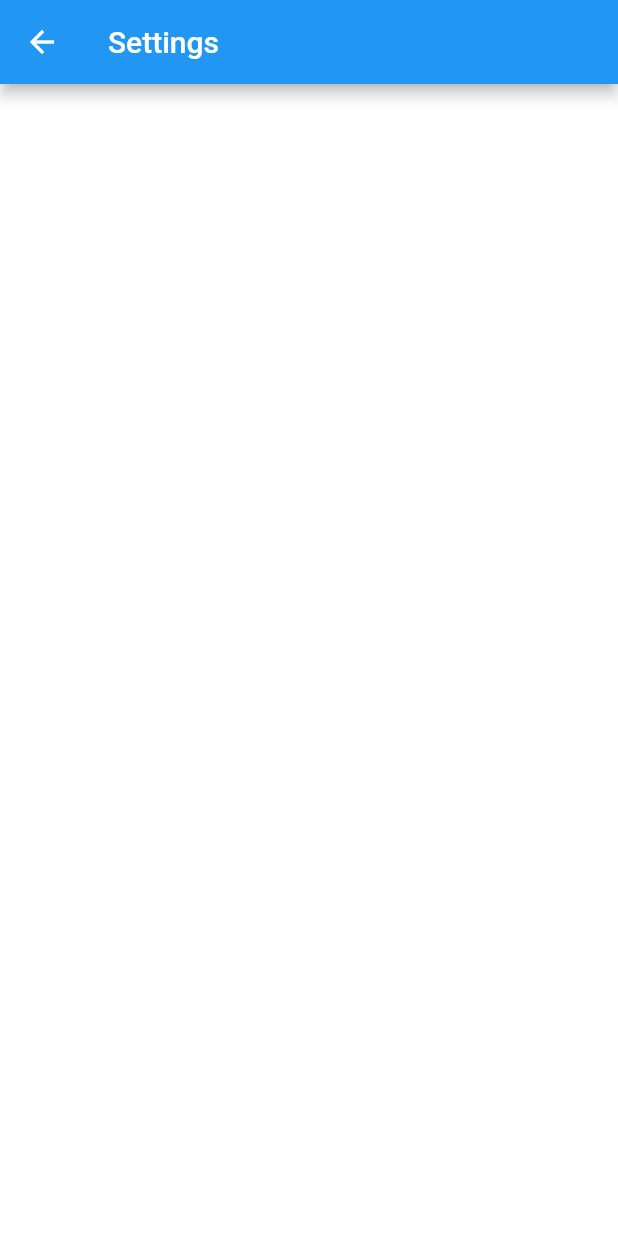
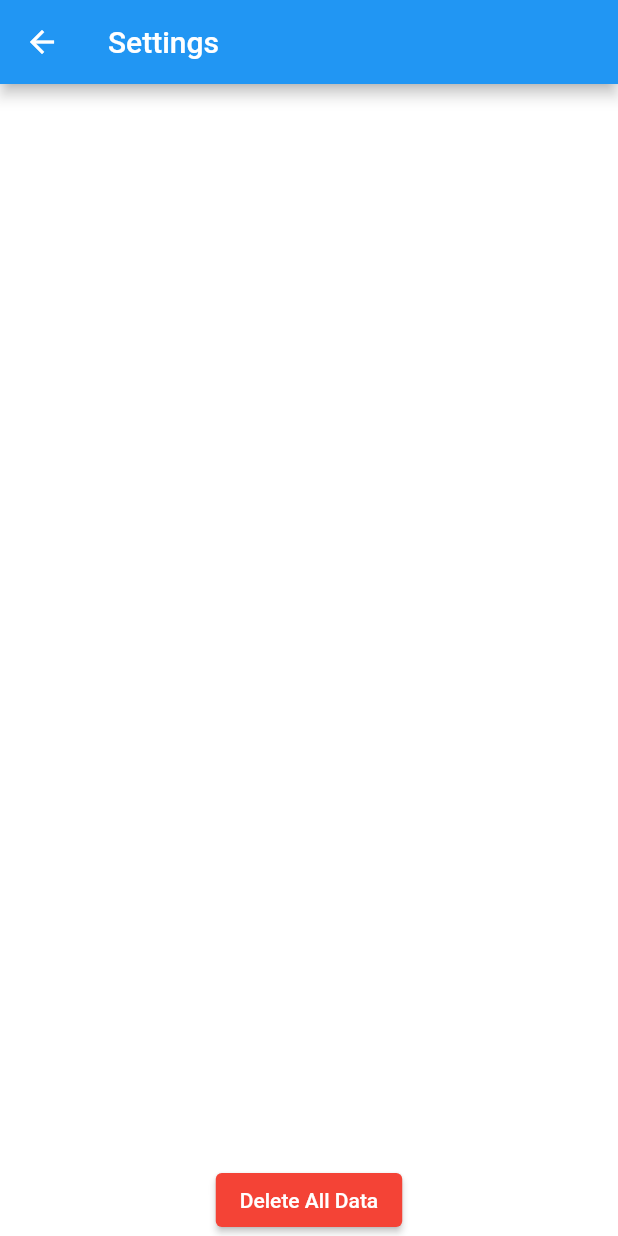
Before and after one commit to bhattirahat/sample_template, a Flutter app: the screen it shows after launch, in the side drawer, after a tap on "Setting", on a phone screen of 412 x 824 dp. Run offline on Flutter 3.47's test engine with Material 2 defaults, Android fonts, the phone set to English and light mode, and no system bars.

Commit message:
added button to delete data and added an alert

```diff
--- a/lib/settings.dart
+++ b/lib/settings.dart
@@ -7,14 +7,44 @@ class Second_Page extends StatelessWidget {
   @override
   Widget build(BuildContext context) {
     return Scaffold(
-      backgroundColor: Colors.white,
-      appBar: AppBar(title: Text('Settings')),
-      // body: HomePage(
+        backgroundColor: Colors.white,
+        appBar: AppBar(title: Text('Settings')),
+        body: MyStatelessWidget());
+  }
+}
 
-      // child: TextButton(
-      //   style: TextButton.styleFrom(primary: Colors.red),
-      //   child: Text('go back'),
-      //    onPressed: () => Navigator.pop(context), )
+class MyStatelessWidget extends StatelessWidget {
+  const MyStatelessWidget({Key? key}) : super(key: key);
+
+  @override
+  Widget build(BuildContext context) {
+    return Container(
+      alignment: Alignment.bottomCenter,
+      child: ElevatedButton(
+          onPressed: () => showDialog<String>(
+                context: context,
+                builder: (BuildContext context) => AlertDialog(
+                  title: const Text('Delete All Data'),
+                  content: const Text(
+                      'Are you sure you want to delete all of your data'),
+                  actions: <Widget>[
+                    TextButton(
+                      onPressed: () => Navigator.pop(context, 'Cancel'),
+                      child: const Text('Cancel'),
+                    ),
+                    TextButton(
+                      onPressed: () => Navigator.pop(context, 'OK'),
+                      child: const Text('OK'),
+                    ),
+                  ],
+                ),
+              ),
+          child: const Text(
+            'Delete All Data',
+          ),
+          style: ElevatedButton.styleFrom(
+            primary: Colors.red,
+          )),
     );
   }
 }
```
